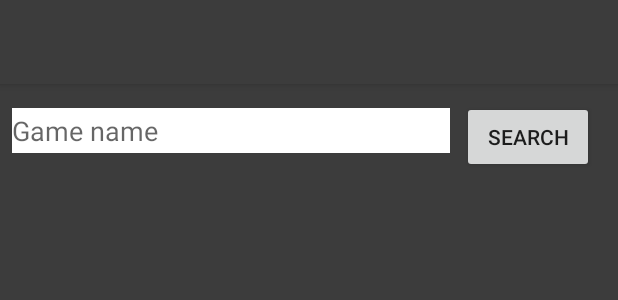
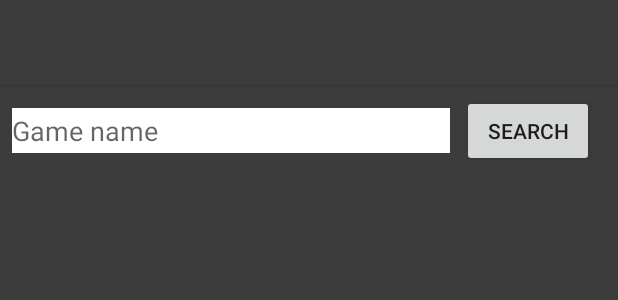
Before and after one commit to thiagofacanha/retrogamecollection, an Android app: the layout activity_list_games.xml on its own in the app's theme, with its tools: preview values and no code run, on a phone screen of 412 x 824 dp. Shown: the top 300 px of the screen. Run offline under Robolectric (Android 15) with nearby library versions, the phone set to English and light mode, and no system bars.

Commit message:
Layout fix Keeping the search result from recyclerview

```diff
--- a/app/src/main/java/br/com/sandclan/retrocollection/databasegame/GameDBUtil.java
+++ b/app/src/main/java/br/com/sandclan/retrocollection/databasegame/GameDBUtil.java
@@ -100,7 +100,6 @@ public class GameDBUtil {
                         setGameDetail(game);
                     }
                 }
-                dismissLoadingDialog();
             }
 
             @Override
@@ -108,7 +107,6 @@ public class GameDBUtil {
                 if (t instanceof SocketTimeoutException) {
                     Toast.makeText(context, R.string.timeout_error, Toast.LENGTH_SHORT).show();
                 }
-                dismissLoadingDialog();
             }
         });
 
--- a/app/src/main/res/layout/activity_list_games.xml
+++ b/app/src/main/res/layout/activity_list_games.xml
@@ -31,19 +31,23 @@
             android:layout_width="wrap_content"
             android:layout_height="wrap_content"
             android:layout_marginEnd="@dimen/search_buttom_margin_end"
-            android:layout_marginTop="@dimen/search_buttom_margin_top"
+            android:layout_marginTop="0dp"
             android:text="@string/search"
             app:layout_constraintBottom_toBottomOf="@+id/searchText"
             app:layout_constraintRight_toRightOf="parent"
-            app:layout_constraintTop_toTopOf="@+id/searchText" />
+            app:layout_constraintTop_toTopOf="@+id/searchText"
+            app:layout_constraintVertical_bias="0.5" />
 
         <EditText
             android:id="@+id/searchText"
             android:layout_width="0dp"
-            android:layout_height="@dimen/search_text_height"
+            android:layout_height="30dp"
             android:layout_marginStart="@dimen/search_text_margin_left"
             android:layout_marginEnd="@dimen/search_text_margin_right"
             android:layout_marginTop="@dimen/search_text_margin_top"
+            android:imeOptions="actionDone"
+            android:inputType="text"
+            android:maxLines="1"
             android:background="@android:color/white"
             android:hint="@string/game_name"
             app:layout_constraintHorizontal_bias="0.0"
@@ -53,14 +57,17 @@
 
         <android.support.v7.widget.RecyclerView
             android:id="@+id/gameRecycleView"
-            android:layout_width="match_parent"
-            android:layout_height="wrap_content"
-            android:layout_marginStart="@dimen/game_list_margin_start"
-            android:layout_marginEnd="@dimen/game_list_margin_end"
-            android:layout_marginTop="@dimen/game_list_margin_top"
+            android:layout_width="0dp"
+            android:layout_height="0dp"
+            android:layout_marginBottom="@dimen/recycler_margin_bottom"
+            android:layout_marginStart="@dimen/recycler_margin_start"
+            android:layout_marginEnd="@dimen/recycler_margin_end"
+            android:layout_marginTop="@dimen/recycler_margin_top"
+            app:layout_constraintBottom_toBottomOf="parent"
             app:layout_constraintLeft_toLeftOf="parent"
             app:layout_constraintRight_toRightOf="parent"
-            app:layout_constraintTop_toBottomOf="@+id/searchText" />
+            app:layout_constraintTop_toBottomOf="@+id/searchButton"
+            app:layout_constraintVertical_bias="0.0" />
 
     </android.support.constraint.ConstraintLayout>
 </android.support.design.widget.CoordinatorLayout>
--- a/app/src/main/res/layout/game_list_item.xml
+++ b/app/src/main/res/layout/game_list_item.xml
@@ -21,6 +21,6 @@
             android:layout_toEndOf="@+id/gameFrontCover"
             android:gravity="center"
             android:textColor="@color/colorAccentJP"
-            android:textSize="16sp" />
+            android:textSize="@dimen/game_title_text_size" />
 
 </RelativeLayout>
--- a/app/src/main/res/values/dimens.xml
+++ b/app/src/main/res/values/dimens.xml
@@ -22,4 +22,9 @@
     <dimen name="game_front_cover_height">115dp</dimen>
     <dimen name="game_front_cover_width">80dp</dimen>
     <dimen name="game_title_margin_start">8dp</dimen>
+    <dimen name="game_title_text_size">16sp</dimen>
+    <dimen name="recycler_margin_bottom">8dp</dimen>
+    <dimen name="recycler_margin_start">8dp</dimen>
+    <dimen name="recycler_margin_end">8dp</dimen>
+    <dimen name="recycler_margin_top">24dp</dimen>
 </resources>
```
Also changed, not shown: app/src/main/java/br/com/sandclan/retrocollection/ui/ListGamesActivity.java (+31 -2 lines).
